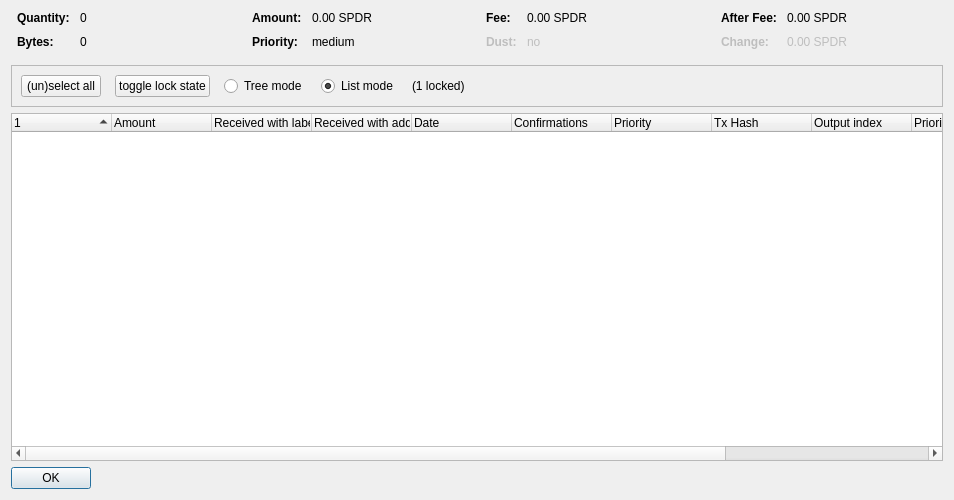
Old version of the form src/qt/forms/coincontroldialog.ui in the repository SPDR-Core/spdr.
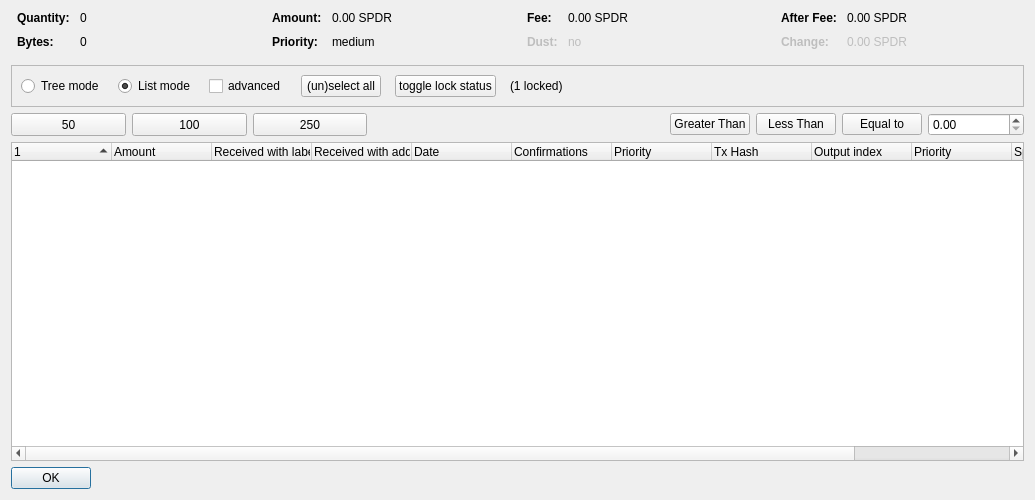
New version of the form. Custom widgets are drawn as their Qt base class.

Commit message: added the ability to auto select right amount of inputs

Patch:
```diff
--- a/src/qt/forms/coincontroldialog.ui
+++ b/src/qt/forms/coincontroldialog.ui
@@ -6,7 +6,7 @@
    <rect>
     <x>0</x>
     <y>0</y>
-    <width>954</width>
+    <width>1035</width>
     <height>500</height>
    </rect>
   </property>
@@ -348,42 +348,10 @@
      </property>
      <layout class="QHBoxLayout" name="horizontalLayout">
       <item>
-       <layout class="QHBoxLayout" name="horizontalLayoutPanel" stretch="0,0,0,0,0,0">
+       <layout class="QHBoxLayout" name="horizontalLayoutPanel" stretch="0,0,0,0,0,0,0">
         <property name="spacing">
          <number>14</number>
         </property>
-        <item>
-         <widget class="QPushButton" name="pushButtonSelectAll">
-          <property name="sizePolicy">
-           <sizepolicy hsizetype="Maximum" vsizetype="Fixed">
-            <horstretch>0</horstretch>
-            <verstretch>0</verstretch>
-           </sizepolicy>
-          </property>
-          <property name="text">
-           <string>(un)select all</string>
-          </property>
-          <property name="autoDefault">
-           <bool>false</bool>
-          </property>
-         </widget>
-        </item>
-        <item>
-         <widget class="QPushButton" name="pushButtonToggleLock">
-          <property name="sizePolicy">
-           <sizepolicy hsizetype="Maximum" vsizetype="Fixed">
-            <horstretch>0</horstretch>
-            <verstretch>0</verstretch>
-           </sizepolicy>
-          </property>
-          <property name="text">
-           <string>toggle lock state</string>
-          </property>
-          <property name="autoDefault">
-           <bool>false</bool>
-          </property>
-         </widget>
-        </item>
         <item>
          <widget class="QRadioButton" name="radioTreeMode">
           <property name="sizePolicy">
@@ -413,6 +381,51 @@
           </property>
          </widget>
         </item>
+        <item>
+         <widget class="QCheckBox" name="advanced">
+          <property name="minimumSize">
+           <size>
+            <width>70</width>
+            <height>17</height>
+           </size>
+          </property>
+          <property name="text">
+           <string>advanced</string>
+          </property>
+         </widget>
+        </item>
+        <item>
+         <widget class="QPushButton" name="pushButtonSelectAll">
+          <property name="sizePolicy">
+           <sizepolicy hsizetype="Maximum" vsizetype="Fixed">
+            <horstretch>0</horstretch>
+            <verstretch>0</verstretch>
+           </sizepolicy>
+          </property>
+          <property name="text">
+           <string>(un)select all</string>
+          </property>
+          <property name="autoDefault">
+           <bool>false</bool>
+          </property>
+         </widget>
+        </item>
+        <item>
+         <widget class="QPushButton" name="pushButtonToggleLock">
+          <property name="sizePolicy">
+           <sizepolicy hsizetype="Maximum" vsizetype="Fixed">
+            <horstretch>0</horstretch>
+            <verstretch>0</verstretch>
+           </sizepolicy>
+          </property>
+          <property name="text">
+           <string>toggle lock status</string>
+          </property>
+          <property name="autoDefault">
+           <bool>false</bool>
+          </property>
+         </widget>
+        </item>
         <item>
          <widget class="QLabel" name="labelLocked">
           <property name="text">
@@ -438,6 +451,99 @@
      </layout>
     </widget>
    </item>
+   <item>
+    <layout class="QHBoxLayout" name="horizontalLayout_3">
+     <item>
+      <widget class="QPushButton" name="select_50">
+       <property name="minimumSize">
+        <size>
+         <width>115</width>
+         <height>23</height>
+        </size>
+       </property>
+       <property name="text">
+        <string>50</string>
+       </property>
+      </widget>
+     </item>
+     <item>
+      <widget class="QPushButton" name="select_100">
+       <property name="minimumSize">
+        <size>
+         <width>115</width>
+         <height>23</height>
+        </size>
+       </property>
+       <property name="text">
+        <string>100</string>
+       </property>
+      </widget>
+     </item>
+     <item>
+      <widget class="QPushButton" name="select_250">
+       <property name="minimumSize">
+        <size>
+         <width>114</width>
+         <height>23</height>
+        </size>
+       </property>
+       <property name="text">
+        <string>250</string>
+       </property>
+      </widget>
+     </item>
+     <item>
+      <spacer name="horizontalSpacer_2">
+       <property name="orientation">
+        <enum>Qt::Horizontal</enum>
+       </property>
+       <property name="sizeHint" stdset="0">
+        <size>
+         <width>40</width>
+         <height>20</height>
+        </size>
+       </property>
+      </spacer>
+     </item>
+     <item>
+      <widget class="QPushButton" name="GreaterThan">
+       <property name="text">
+        <string>Greater Than</string>
+       </property>
+      </widget>
+     </item>
+     <item>
+      <widget class="QPushButton" name="LessThan">
+       <property name="text">
+        <string>Less Than</string>
+       </property>
+      </widget>
+     </item>
+     <item>
+      <widget class="QPushButton" name="EqualTo">
+       <property name="text">
+        <string>Equal to</string>
+       </property>
+      </widget>
+     </item>
+     <item>
+      <widget class="QDoubleSpinBox" name="num_box">
+       <property name="minimumSize">
+        <size>
+         <width>96</width>
+         <height>20</height>
+        </size>
+       </property>
+      </widget>
+     </item>
+    </layout>
+   </item>
+   <item>
+    <layout class="QVBoxLayout" name="verticalLayout_2"/>
+   </item>
+   <item>
+    <layout class="QHBoxLayout" name="horizontalLayout_2"/>
+   </item>
    <item>
     <widget class="CoinControlTreeWidget" name="treeWidget">
      <property name="contextMenuPolicy">
```
The commit also changes 2 other files.
